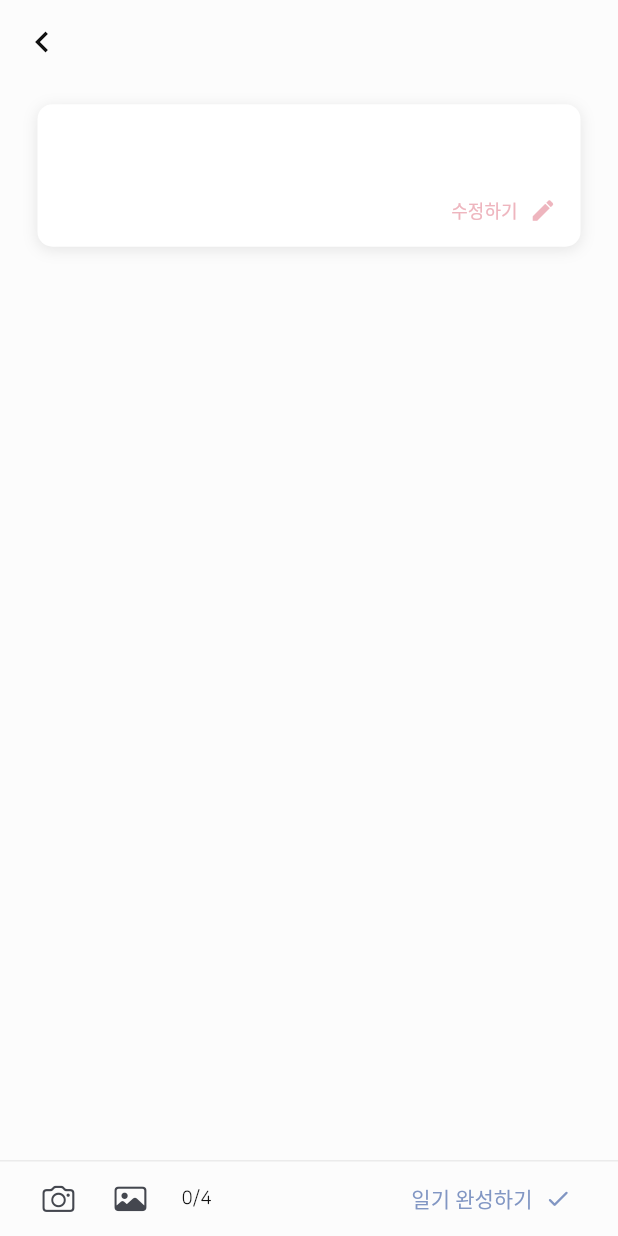
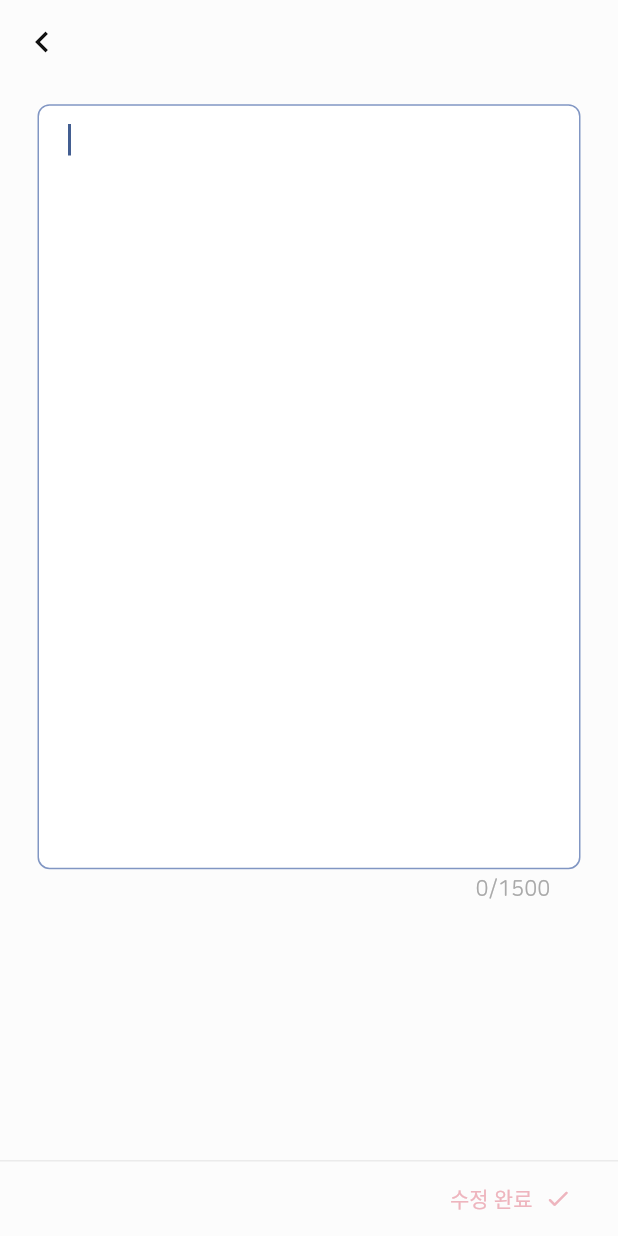
Before and after one commit to MoMeokJi/a-piece-of-cake-app, a Flutter app: the QnaDiaryEditScreen screen opened by its route, after a tap on "수정하기", on a phone screen of 412 x 824 dp. Run offline on Flutter 3.47's test engine with Material 3 defaults, Android fonts, the phone set to English and light mode, and no system bars; our stand-ins replace animated_bottom_navigation_bar, animated_text_kit, cached_network_image, firebase_core, firebase_messaging, flutter_keyboard_visibility and 14 more; missing offline and left inert: permission_handler_platform_interface; accounts and stored records are empty; generated files the repository leaves out were written again; network calls fail; project files that could hold a hidden picture were left out.

Commit message:
feat: 문답일기 수정모드 구현

```diff
--- a/lib/config/app_router.dart
+++ b/lib/config/app_router.dart
@@ -133,7 +133,7 @@ class AppRouter {
           return ChangeNotifierProvider(
             create: (context) =>
                 getIt<QnaDiaryEditViewModel>()..initialize(content),
-            child: QnaDiaryEditScreen(content: content),
+            child: QnaDiaryEditScreen(),
           );
         },
       ),
--- a/lib/presentation/free_diary_create/free_diary_create_screen.dart
+++ b/lib/presentation/free_diary_create/free_diary_create_screen.dart
@@ -5,7 +5,7 @@ import 'package:cake/presentation/free_diary_create/components/diary_text_field.
 import 'package:cake/presentation/free_diary_create/free_diary_create_view_model.dart';
 import 'package:cake/ui/common_components/common_main_app_bar.dart';
 import 'package:cake/ui/common_components/diary_complete_loading_overlay.dart';
-import 'package:cake/ui/common_components/diary_complete_fixted_bottom_bar.dart';
+import 'package:cake/ui/common_components/diary_complete_fixed_bottom_bar.dart';
 import 'package:cake/ui/style/color_config.dart';
 import 'package:flutter/material.dart';
 import 'package:flutter_keyboard_visibility/flutter_keyboard_visibility.dart';
@@ -92,7 +92,7 @@ class FreeDiaryCreateScreen extends StatelessWidget {
                             ),
                           ),
                           if (!isKeyboardVisible)
-                            DiaryCompleteFixtedBottomBar(
+                            DiaryCompleteFixedBottomBar(
                               onGalleryTap: viewModel.getImageFromGallery,
                               onCameraTap: viewModel.getImageFromCamera,
                               onCompleted: viewModel.completeDiary,
@@ -106,7 +106,7 @@ class FreeDiaryCreateScreen extends StatelessWidget {
                         bottom: 0,
                         left: 0,
                         right: 0,
-                        child: DiaryCompleteFixtedBottomBar(
+                        child: DiaryCompleteFixedBottomBar(
                           onGalleryTap: viewModel.getImageFromGallery,
                           onCameraTap: viewModel.getImageFromCamera,
                           onCompleted: viewModel.completeDiary,
--- /dev/null
+++ b/lib/presentation/qna_diary_edit/components/diary_edit_mode_body.dart
@@ -0,0 +1,50 @@
+import 'package:cake/config/size_config.dart';
+import 'package:cake/presentation/free_diary_create/components/diary_text_field.dart';
+import 'package:cake/presentation/qna_diary_edit/components/edit_mode_bottom_fixed_bar.dart';
+import 'package:flutter/material.dart';
+import 'package:flutter_keyboard_visibility/flutter_keyboard_visibility.dart';
+
+class DiaryEditModeBody extends StatelessWidget {
+  final TextEditingController textEditingController;
+  final FocusNode focusNode;
+  final VoidCallback onCompleted;
+  final VoidCallback unfocus;
+  const DiaryEditModeBody({
+    super.key,
+    required this.textEditingController,
+    required this.focusNode,
+    required this.onCompleted,
+    required this.unfocus,
+  });
+
+  @override
+  Widget build(BuildContext context) {
+    return KeyboardVisibilityBuilder(
+      builder: (context, isKeyboardVisible) {
+        return Column(
+          children: [
+            Expanded(
+              child: GestureDetector(
+                onTap: unfocus,
+                child: SingleChildScrollView(
+                  padding: EdgeInsets.symmetric(
+                    horizontal: getWidth(25),
+                    vertical: getHeight(15),
+                  ),
+                  child: DiaryTextField(
+                    textController: textEditingController,
+                    focusNode: focusNode,
+                    isKeyboardVisible: isKeyboardVisible,
+                  ),
+                ),
+              ),
+            ),
+
+            // 수정 완료 버튼 영역
+            EditModeBottomFixedBar(onCompleted: onCompleted),
+          ],
+        );
+      },
+    );
+  }
+}
--- /dev/null
+++ b/lib/presentation/qna_diary_edit/components/edit_mode_bottom_fixed_bar.dart
@@ -0,0 +1,39 @@
+import 'package:cake/config/size_config.dart';
+import 'package:cake/ui/style/color_config.dart';
+import 'package:flutter/material.dart';
+
+class EditModeBottomFixedBar extends StatelessWidget {
+  final VoidCallback onCompleted;
+  const EditModeBottomFixedBar({super.key, required this.onCompleted});
+
+  @override
+  Widget build(BuildContext context) {
+    return Container(
+      height: getHeight(56),
+      decoration: BoxDecoration(
+        color: ColorConfig.background,
+        border: Border(top: BorderSide(color: ColorConfig.gray4, width: 0.5)),
+      ),
+      padding: EdgeInsets.symmetric(horizontal: getWidth(15)),
+      child: Row(
+        mainAxisAlignment: MainAxisAlignment.end,
+        crossAxisAlignment: CrossAxisAlignment.center,
+        children: [
+          TextButton.icon(
+            onPressed: onCompleted,
+            label: Text('수정 완료'),
+            icon: Icon(Icons.check_rounded),
+            iconAlignment: IconAlignment.end,
+            style: TextButton.styleFrom(
+              foregroundColor: ColorConfig.secondary,
+              textStyle: TextStyle(
+                fontSize: getWidth(14),
+                fontWeight: FontWeight.w500,
+              ),
+            ),
+          ),
+        ],
+      ),
+    );
+  }
+}
--- a/lib/presentation/qna_diary_edit/qna_diary_edit_screen.dart
+++ b/lib/presentation/qna_diary_edit/qna_diary_edit_screen.dart
@@ -1,10 +1,11 @@
 import 'package:cake/config/size_config.dart';
 import 'package:cake/domain/enum/result_state.dart';
+import 'package:cake/presentation/qna_diary_edit/components/diary_edit_mode_body.dart';
 import 'package:cake/presentation/qna_diary_edit/components/read_mode_text_box.dart';
 import 'package:cake/presentation/qna_diary_edit/qna_diary_edit_view_model.dart';
 import 'package:cake/ui/common_components/common_main_app_bar.dart';
 import 'package:cake/ui/common_components/diary_complete_loading_overlay.dart';
-import 'package:cake/ui/common_components/diary_complete_fixted_bottom_bar.dart';
+import 'package:cake/ui/common_components/diary_complete_fixed_bottom_bar.dart';
 import 'package:cake/ui/common_components/diary_image_grid.dart';
 import 'package:cake/ui/style/color_config.dart';
 import 'package:flutter/material.dart';
@@ -13,8 +14,7 @@ import 'package:provider/provider.dart';
 import 'package:toastification/toastification.dart';
 
 class QnaDiaryEditScreen extends StatelessWidget {
-  final String content;
-  const QnaDiaryEditScreen({super.key, required this.content});
+  const QnaDiaryEditScreen({super.key});
 
   @override
   Widget build(BuildContext context) {
@@ -48,13 +48,19 @@ class QnaDiaryEditScreen extends StatelessWidget {
     });
 
     return Stack(
-      // 이 스택은 로딩스피너용 스택
       children: [
         Scaffold(
           backgroundColor: ColorConfig.background,
           appBar: CommonMainAppBar(),
           body: SafeArea(
-            child: Column(
+            child: viewModel.editMode
+                ? DiaryEditModeBody(
+                    textEditingController: viewModel.textController,
+                    focusNode: viewModel.focusNode,
+                    onCompleted: viewModel.changeToReadMode,
+                    unfocus: viewModel.unfocus,
+                  )
+                : Column(
                     children: [
                       Expanded(
                         child: SingleChildScrollView(
@@ -65,20 +71,21 @@ class QnaDiaryEditScreen extends StatelessWidget {
                           child: Column(
                             children: [
                               ReadModeTextBox(
-                          content: content,
+                                content: viewModel.textController.text,
                                 onEdit: viewModel.changeToEditMode,
                               ),
                               SizedBox(height: getHeight(10)),
                               if (viewModel.pickedImages.isNotEmpty)
                                 DiaryImageGrid(
                                   images: viewModel.pickedImages,
-                            onRemove: (index) => viewModel.removeImage(index),
+                                  onRemove: (index) =>
+                                      viewModel.removeImage(index),
                                 ),
                             ],
                           ),
                         ),
                       ),
-                DiaryCompleteFixtedBottomBar(
+                      DiaryCompleteFixedBottomBar(
                         onGalleryTap: viewModel.getImageFromGallery,
                         onCameraTap: viewModel.getImageFromCamera,
                         onCompleted: viewModel.completeDiary,
--- a/lib/presentation/qna_diary_edit/qna_diary_edit_view_model.dart
+++ b/lib/presentation/qna_diary_edit/qna_diary_edit_view_model.dart
@@ -37,7 +37,7 @@ class QnaDiaryEditViewModel with ChangeNotifier {
   String? get toastMessage => _toastMessage;
 
   bool _isEditMode = false;
-  bool get isEditMode => _isEditMode;
+  bool get editMode => _isEditMode;
 
   void initialize(String initialContent) {
     textController.text = initialContent; // 텍스트필드 초기값으로 생성된 일기 지정
@@ -58,6 +58,8 @@ class QnaDiaryEditViewModel with ChangeNotifier {
     try {
       _resultState = ResultState.loading;
       notifyListeners();
+
+      AppLogger.log(_textController.text);
 
       _completedDiary = await _diaryRepo.saveDiary(
         diaryType: DiaryType.qna,
@@ -82,6 +84,14 @@ class QnaDiaryEditViewModel with ChangeNotifier {
 
   void changeToEditMode() {
     _isEditMode = true;
+    notifyListeners();
+
+    _focusNode.requestFocus();
+  }
+
+  void changeToReadMode() {
+    unfocus();
+    _isEditMode = false;
     notifyListeners();
   }
 
--- a/lib/ui/common_components/diary_complete_fixted_bottom_bar.dart
+++ b/lib/ui/common_components/diary_complete_fixed_bottom_bar.dart
@@ -4,12 +4,12 @@ import 'package:cake/ui/style/color_config.dart';
 import 'package:flutter/cupertino.dart';
 import 'package:flutter/material.dart';
 
-class DiaryCompleteFixtedBottomBar extends StatelessWidget {
+class DiaryCompleteFixedBottomBar extends StatelessWidget {
   final VoidCallback onGalleryTap;
   final VoidCallback onCameraTap;
   final VoidCallback onCompleted;
   final int currentImageCount;
-  const DiaryCompleteFixtedBottomBar({
+  const DiaryCompleteFixedBottomBar({
     super.key,
     required this.onGalleryTap,
     required this.onCameraTap,
```
Lines whose indentation alone changed are shown as unchanged.
